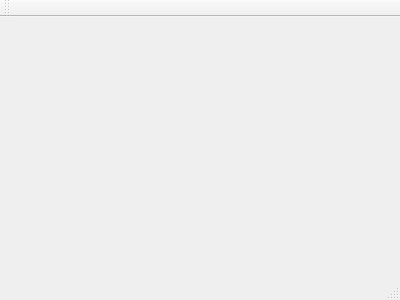
Qt form mainwindow.ui (ltpjob/gemho_devConfig) before a commit.
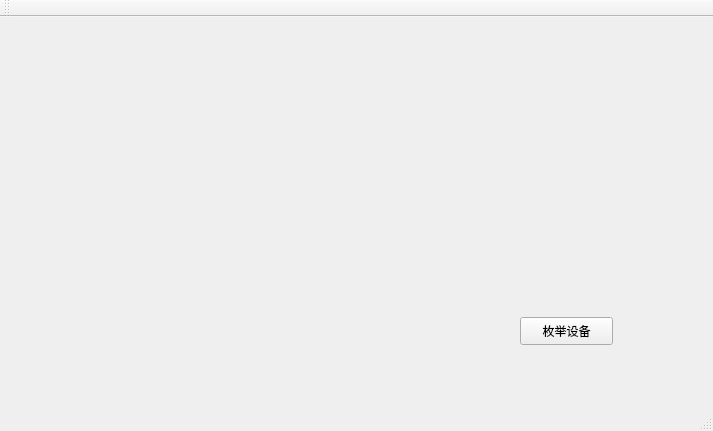
The same form after that commit.

```diff
--- a/mainwindow.ui
+++ b/mainwindow.ui
@@ -1,24 +1,53 @@
 <ui version="4.0">
  <class>MainWindow</class>
- <widget class="QMainWindow" name="MainWindow" >
-  <property name="geometry" >
+ <widget class="QMainWindow" name="MainWindow">
+  <property name="geometry">
    <rect>
     <x>0</x>
     <y>0</y>
-    <width>400</width>
-    <height>300</height>
+    <width>713</width>
+    <height>431</height>
    </rect>
   </property>
   <property name="windowTitle" >
    <string>MainWindow</string>
   </property>
-  <widget class="QMenuBar" name="menuBar" />
-  <widget class="QToolBar" name="mainToolBar" />
-  <widget class="QWidget" name="centralWidget" />
-  <widget class="QStatusBar" name="statusBar" />
+  <widget class="QWidget" name="centralWidget">
+   <widget class="QPushButton" name="pbScan">
+    <property name="geometry">
+     <rect>
+      <x>520</x>
+      <y>300</y>
+      <width>93</width>
+      <height>28</height>
+     </rect>
+    </property>
+    <property name="text">
+     <string>枚举设备</string>
+    </property>
+   </widget>
+  </widget>
+  <widget class="QMenuBar" name="menuBar">
+   <property name="geometry">
+    <rect>
+     <x>0</x>
+     <y>0</y>
+     <width>713</width>
+     <height>26</height>
+    </rect>
+   </property>
+  </widget>
+  <widget class="QToolBar" name="mainToolBar">
+   <attribute name="toolBarArea">
+    <enum>TopToolBarArea</enum>
+   </attribute>
+   <attribute name="toolBarBreak">
+    <bool>false</bool>
+   </attribute>
+  </widget>
+  <widget class="QStatusBar" name="statusBar"/>
  </widget>
- <layoutDefault spacing="6" margin="11" />
- <pixmapfunction></pixmapfunction>
+ <layoutdefault spacing="6" margin="11"/>
  <resources/>
  <connections/>
 </ui>
```
Left out of the diff: 3 changed lines with no effect on the pictures.
